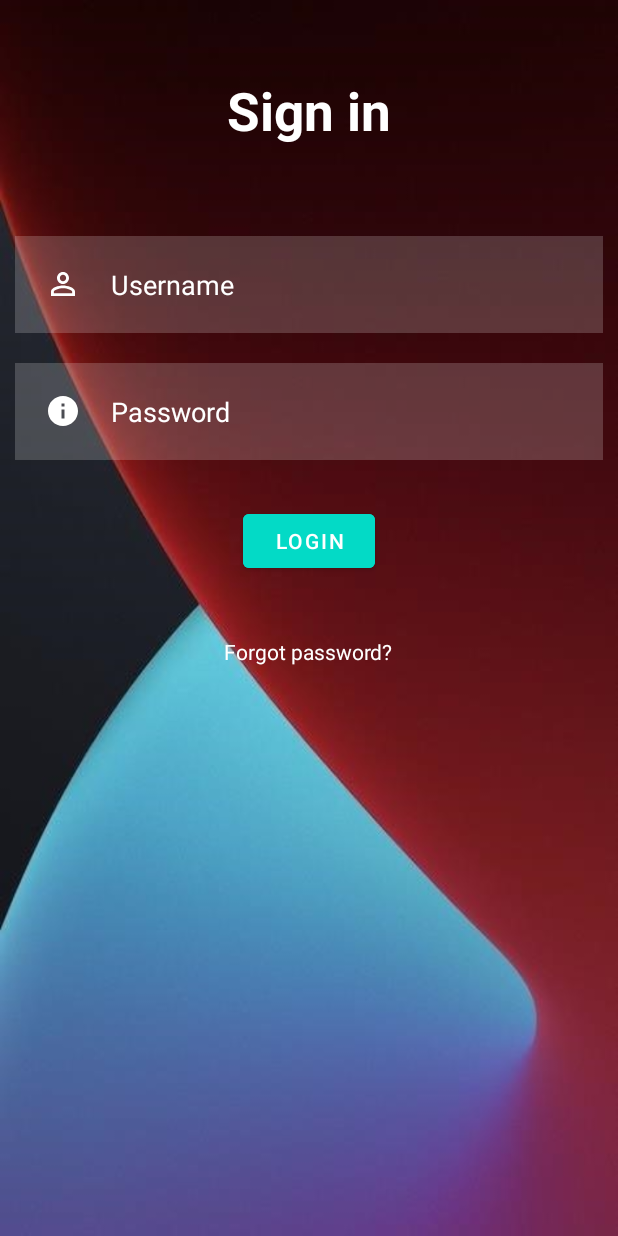
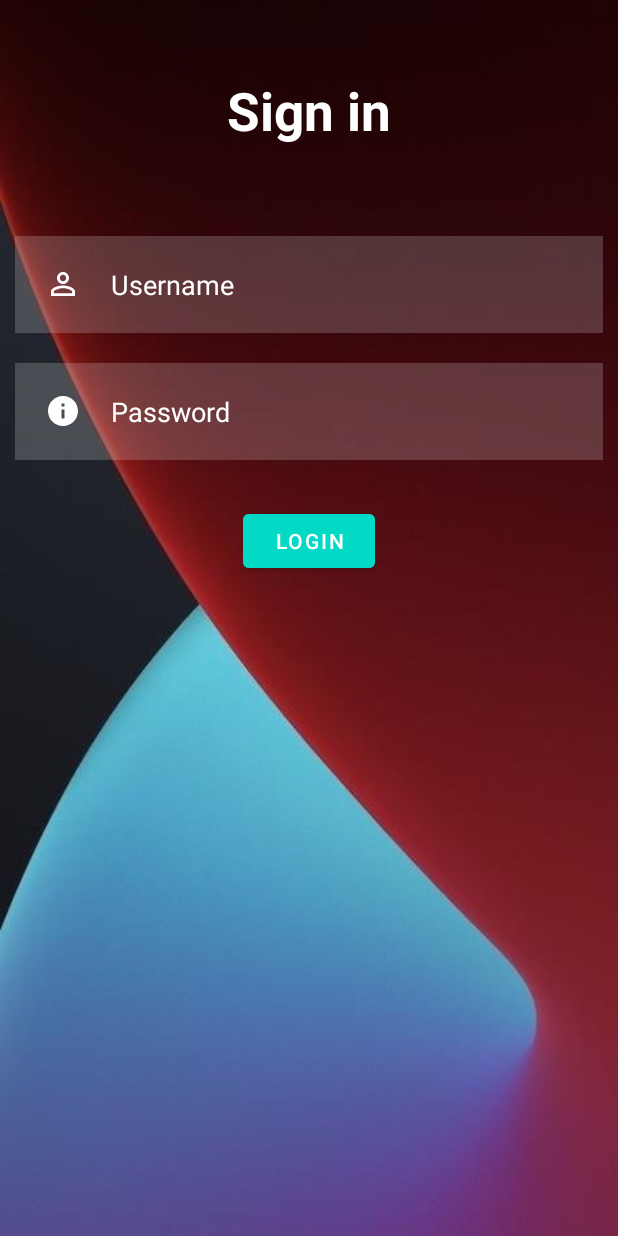
Before and after one commit to bchooxg/CSIT321, an Android app: the layout activity_login.xml on its own in the app's theme, with its tools: preview values and no code run, on a phone screen of 412 x 824 dp. Run offline under Robolectric (Android 15) with nearby library versions, the phone set to English and light mode, and no system bars.

Commit message:
Removed Encrypt option and change forget password option

```diff
--- a/app/build.gradle
+++ b/app/build.gradle
@@ -11,8 +11,8 @@ android {
         applicationId "com.SFM.secureFolderManagement"
         minSdk 23
         targetSdk 32
-        versionCode 5
-        versionName "2.0.3"
+        versionCode 8
+        versionName "2.0.6"
 
         testInstrumentationRunner "androidx.test.runner.AndroidJUnitRunner"
     }
--- a/app/src/main/java/com/SFM/secureFolderManagement/FileListAdapter.kt
+++ b/app/src/main/java/com/SFM/secureFolderManagement/FileListAdapter.kt
@@ -59,7 +59,6 @@ class FileListAdapter(files: ArrayList<File>?, fileList: fileList) : RecyclerVie
             popup.menu.add("Delete")
 //            popup.menu.add("Move")
             popup.menu.add("Rename")
-            popup.menu.add("Encrypt")
 
             popup.setOnMenuItemClickListener { item ->
                 when (item.title) {
--- a/app/src/main/java/com/SFM/secureFolderManagement/SettingsActivity.kt
+++ b/app/src/main/java/com/SFM/secureFolderManagement/SettingsActivity.kt
@@ -54,7 +54,7 @@ class SettingsFragment : PreferenceFragmentCompat() {
         // To send user to the web page to change their account password
         val changePasswordPreference : Preference? = findPreference("change_password")
         changePasswordPreference?.setOnPreferenceClickListener {
-            val browserIntent = Intent(Intent.ACTION_VIEW, Uri.parse("https://securefolderwebserver.onrender.com/api/users/changePassword"))
+            val browserIntent = Intent(Intent.ACTION_VIEW, Uri.parse("https://securefolderwebserver.onrender.com/changePassword"))
             startActivity(browserIntent)
             true
         }
--- a/app/src/main/res/layout/activity_login.xml
+++ b/app/src/main/res/layout/activity_login.xml
@@ -57,18 +57,5 @@
         android:layout_margin="20dp"
         />
 
-    <TextView
-        android:id="@+id/forgotpass"
-        android:layout_width="wrap_content"
-        android:layout_height="wrap_content"
-        android:layout_below="@id/loginBtn"
-        android:layout_centerHorizontal="true"
-        android:layout_marginStart="20dp"
-        android:layout_marginTop="20dp"
-        android:layout_marginEnd="20dp"
-        android:layout_marginBottom="20dp"
-        android:text="Forgot password?"
-        android:textColor="@color/white" />
-
 
 </RelativeLayout>
```
